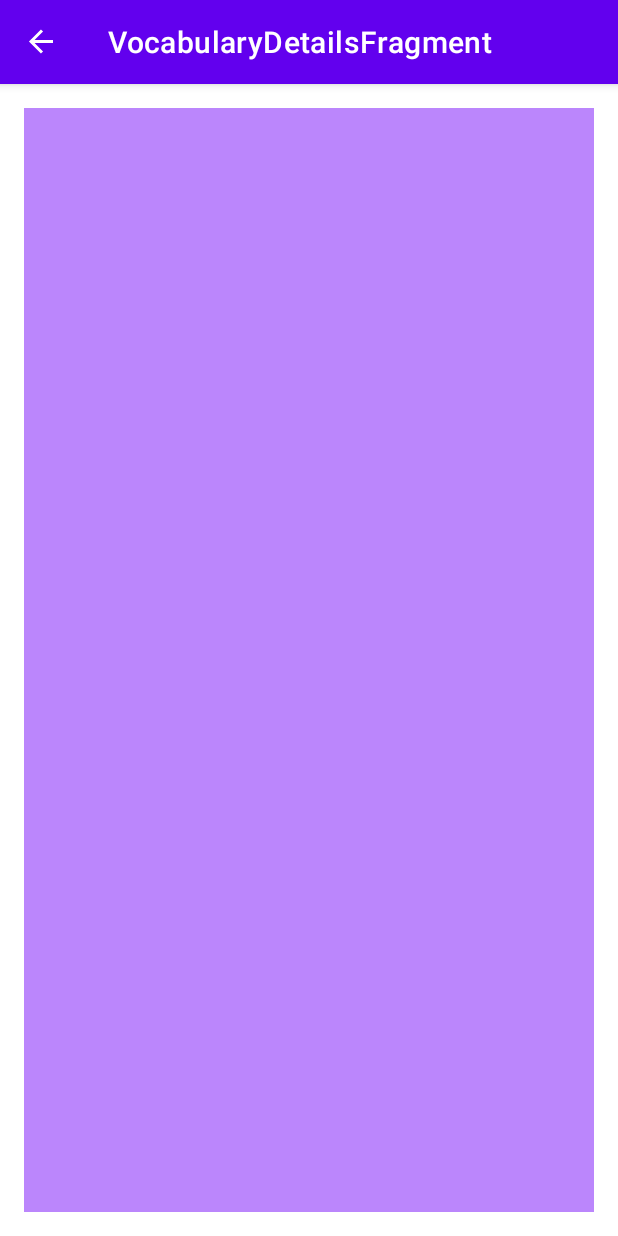
After one commit to vahidmohammadisan/Template, an Android app: the VocabularyDetailsFragment screen opened through its navigation route, on a phone screen of 412 x 824 dp. The commit adds this screen. Run offline under Robolectric (Android 15) with nearby library versions, the phone set to English and light mode, and no system bars; our stand-ins replace Dagger/Hilt's generated code, navigation-ui.

Commit message:
some issues were fixed

```diff
--- /dev/null
+++ b/presentation/src/main/java/ir/vahidmohammadisan/vocabulary/features/vocabulary/VocabularyDetailsFragment.kt
@@ -0,0 +1,24 @@
+package ir.vahidmohammadisan.vocabulary.features.vocabulary
+
+import android.os.Bundle
+import android.view.LayoutInflater
+import android.view.View
+import android.view.ViewGroup
+import androidx.fragment.app.viewModels
+import dagger.hilt.android.AndroidEntryPoint
+import ir.vahidmohammadisan.vocabulary.databinding.FragmentDetailsVocabularyBinding
+import ir.vahidmohammadisan.vocabulary.features.base.fragment.BaseFragment
+
+@AndroidEntryPoint
+class VocabularyDetailsFragment : BaseFragment<FragmentDetailsVocabularyBinding>() {
+
+    private val viewModel by viewModels<VocabularyViewModel>()
+
+    override val bindingInflater: (LayoutInflater, ViewGroup?, Boolean) -> FragmentDetailsVocabularyBinding
+        get() = FragmentDetailsVocabularyBinding::inflate
+
+    override fun onViewCreated(view: View, savedInstanceState: Bundle?) {
+        super.onViewCreated(view, savedInstanceState)
+
+    }
+}
--- a/presentation/src/main/java/ir/vahidmohammadisan/vocabulary/features/vocabulary/VocabularyFragment.kt
+++ b/presentation/src/main/java/ir/vahidmohammadisan/vocabulary/features/vocabulary/VocabularyFragment.kt
@@ -6,6 +6,7 @@ import android.view.View
 import android.view.ViewGroup
 import androidx.fragment.app.viewModels
 import androidx.navigation.fragment.findNavController
+import androidx.recyclerview.widget.GridLayoutManager
 import androidx.recyclerview.widget.LinearLayoutManager
 import dagger.hilt.android.AndroidEntryPoint
 import ir.vahidmohammadisan.domain.model.Vocabs
@@ -31,7 +32,7 @@ class VocabularyFragment : BaseFragment<FragmentVocabularyBinding>() {
 
         postponeEnterTransition()
 
-        _binding?.recyclerView?.layoutManager = LinearLayoutManager(activity)
+        _binding?.recyclerView?.layoutManager = GridLayoutManager(activity, resources.getInteger(R.integer.media_columns))
 
         viewModel.vocabularyList.observe(viewLifecycleOwner, {
             list = it
--- /dev/null
+++ b/presentation/src/main/res/layout/fragment_details_vocabulary.xml
@@ -0,0 +1,10 @@
+<?xml version="1.0" encoding="utf-8"?>
+<androidx.constraintlayout.widget.ConstraintLayout xmlns:android="http://schemas.android.com/apk/res/android"
+    android:layout_width="match_parent"
+    android:layout_height="match_parent"
+    android:layout_margin="16dp"
+    android:background="@color/purple_200"
+    android:padding="16dp">
+
+
+</androidx.constraintlayout.widget.ConstraintLayout>
--- a/presentation/src/main/res/navigation/main_nav_graph.xml
+++ b/presentation/src/main/res/navigation/main_nav_graph.xml
@@ -12,7 +12,14 @@
         tools:layout="@layout/fragment_vocabulary" >
         <action
             android:id="@+id/action_vocabularyFragment_to_addVocabularyFragment"
-            app:destination="@id/addVocabularyFragment" />
+            app:destination="@id/addVocabularyFragment"
+            app:popUpTo="@+id/vocabularyFragment"
+            app:popUpToInclusive="true"/>
+        <action
+            android:id="@+id/action_vocabularyFragment_to_vocabularyDetailsFragment"
+            app:destination="@id/vocabularyDetailsFragment"
+            app:popUpTo="@+id/vocabularyFragment"
+            app:popUpToInclusive="true"/>
     </fragment>
 
     <fragment
@@ -21,5 +28,9 @@
         android:label="fragment_add_vocabulary"
         tools:layout="@layout/fragment_add_vocabulary" >
     </fragment>
+    <fragment
+        android:id="@+id/vocabularyDetailsFragment"
+        android:name="ir.vahidmohammadisan.vocabulary.features.vocabulary.VocabularyDetailsFragment"
+        android:label="VocabularyDetailsFragment" />
 
 </navigation>
--- /dev/null
+++ b/presentation/src/main/res/values/integers.xml
@@ -0,0 +1,4 @@
+<?xml version="1.0" encoding="utf-8"?>
+<resources>
+    <integer name="media_columns">2</integer>
+</resources>
```
Also changed, not shown: presentation/build.gradle (+15 -14 lines), presentation/src/main/java/ir/vahidmohammadisan/vocabulary/features/vocabulary/VocabularyAdapter.kt (+3 -6 lines), presentation/src/main/res/layout/adapter_vocabulary.xml (+0 -39 lines).
